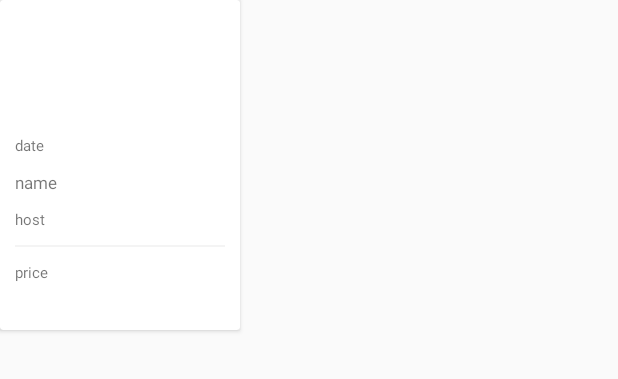
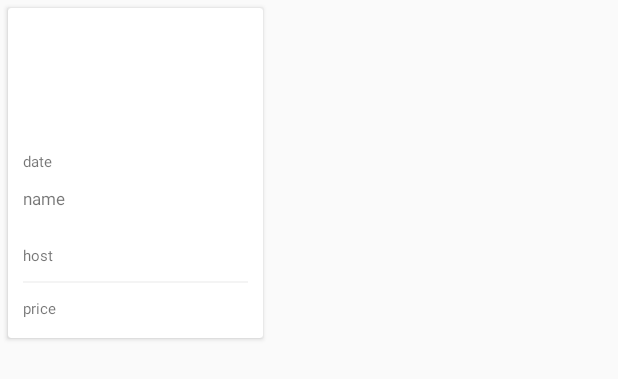
Before and after one commit to jinusong/festa, an Android app: the layout item_event_list.xml on its own in the app's theme, with its tools: preview values and no code run, on a phone screen of 412 x 824 dp. Shown: the top 379 px of the screen. Run offline under Robolectric (Android 15) with nearby library versions, the phone set to English and light mode, and no system bars.

Commit message:
[Update] layout list gravity

```diff
--- a/app/src/main/java/com/jinwoo/festa/domain/usecase/GetEventListUseCase.kt
+++ b/app/src/main/java/com/jinwoo/festa/domain/usecase/GetEventListUseCase.kt
@@ -4,8 +4,10 @@ import com.jinwoo.festa.domain.base.UseCase
 import com.jinwoo.festa.domain.entity.EventEntity
 import com.jinwoo.festa.domain.entity.EventService
 import io.reactivex.Flowable
+import io.reactivex.disposables.CompositeDisposable
 
-class GetEventListUseCase(val service: EventService): UseCase<ArrayList<EventEntity>, Int>() {
+class GetEventListUseCase(val service: EventService, composite: CompositeDisposable)
+    : UseCase<ArrayList<EventEntity>, Int>(composite) {
     override fun createFlowable(data: Int): Flowable<ArrayList<EventEntity>>
             = service.getEventList(data)
 }
--- a/app/src/main/res/layout/activity_main.xml
+++ b/app/src/main/res/layout/activity_main.xml
@@ -1,7 +1,6 @@
 <?xml version="1.0" encoding="utf-8"?>
 <androidx.constraintlayout.widget.ConstraintLayout
         xmlns:android="http://schemas.android.com/apk/res/android"
-        xmlns:tools="http://schemas.android.com/tools"
         xmlns:app="http://schemas.android.com/apk/res-auto"
         android:layout_width="match_parent"
         android:layout_height="match_parent">
@@ -19,13 +18,12 @@
             android:layout_height="wrap_content"/>
 
     <androidx.recyclerview.widget.RecyclerView
-            android:padding="10dp"
             app:layout_constraintTop_toBottomOf="@id/main_title_tv"
             app:layout_constraintBottom_toBottomOf="parent"
             app:layout_constraintStart_toStartOf="parent"
             app:layout_constraintEnd_toEndOf="parent"
             android:id="@+id/main_event_list"
-            android:layout_width="0dp"
+            android:layout_width="wrap_content"
             android:layout_height="0dp">
 
     </androidx.recyclerview.widget.RecyclerView>
--- a/app/src/main/res/layout/item_event_list.xml
+++ b/app/src/main/res/layout/item_event_list.xml
@@ -1,23 +1,26 @@
 <?xml version="1.0" encoding="utf-8"?>
 <androidx.cardview.widget.CardView
+        android:layout_margin="5dp"
         xmlns:android="http://schemas.android.com/apk/res/android"
         xmlns:app="http://schemas.android.com/apk/res-auto"
         android:orientation="vertical"
-        android:layout_width="160dp"
+        android:layout_width="170dp"
         android:layout_height="220dp"
         android:id="@+id/cardView">
     <androidx.constraintlayout.widget.ConstraintLayout
             android:layout_width="wrap_content"
             android:layout_height="wrap_content">
         <ImageView
+                android:layout_marginTop="5dp"
                 app:layout_constraintTop_toTopOf="parent"
                 app:layout_constraintStart_toStartOf="parent"
                 app:layout_constraintEnd_toEndOf="parent"
                 android:id="@+id/item_event_image"
-                android:layout_width="160dp"
+                android:layout_width="170dp"
                 android:layout_height="80dp"/>
 
         <TextView
+                android:maxLines="1"
                 app:layout_constraintStart_toStartOf="parent"
                 app:layout_constraintTop_toBottomOf="@id/item_event_image"
                 android:layout_margin="10dp"
@@ -33,12 +36,15 @@
                 app:layout_constraintBottom_toTopOf="@id/item_event_host"
                 android:layout_margin="10dp"
                 android:text="name"
+                android:lines="2"
+                android:maxLines="2"
                 android:textSize="11dp"
                 android:id="@+id/item_event_name"
-                android:layout_width="wrap_content"
+                android:layout_width="match_parent"
                 android:layout_height="wrap_content"/>
 
         <TextView
+                android:maxLines="1"
                 android:layout_margin="10dp"
                 android:text="host"
                 android:textSize="10dp"
@@ -59,6 +65,7 @@
                 android:layout_height="1dp"/>
 
         <TextView
+                android:maxLines="1"
                 android:layout_margin="10dp"
                 android:text="price"
                 android:textSize="10dp"
```
